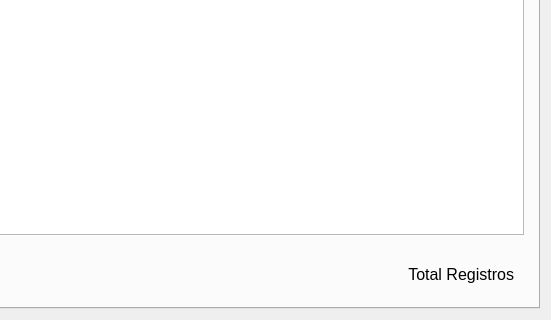
This is telaprincipal.ui in MariaZBP/projeto_EE_2022_1 as Qt 5 draws it before an edit; both pictures show x 650 to 1201 and y 514 to 834 of the 1201 by 834 pixel window. The edited form follows.
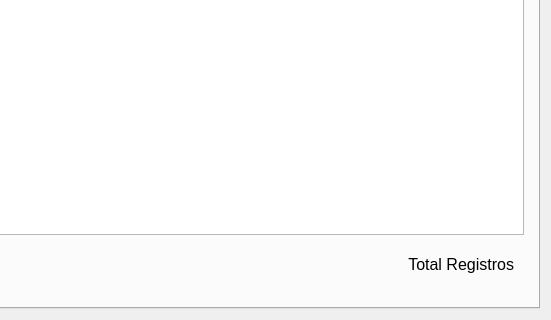
This is the edited form. Icons and pictures are not drawn.

Commit message: Exibir o total de registros

Diff of the .ui file:
```diff
--- a/telaprincipal.ui
+++ b/telaprincipal.ui
@@ -215,7 +215,7 @@
        <property name="geometry">
         <rect>
          <x>760</x>
-         <y>730</y>
+         <y>720</y>
          <width>391</width>
          <height>41</height>
         </rect>
@@ -226,7 +226,7 @@
         </font>
        </property>
        <property name="text">
-        <string>Total Registros</string>
+        <string>&lt;html&gt;&lt;head/&gt;&lt;body&gt;&lt;p align=&quot;right&quot;&gt;Total Registros&lt;/p&gt;&lt;/body&gt;&lt;/html&gt;</string>
        </property>
        <property name="alignment">
         <set>Qt::AlignRight|Qt::AlignTrailing|Qt::AlignVCenter</set>
```
The commit also changes 1 other file.
